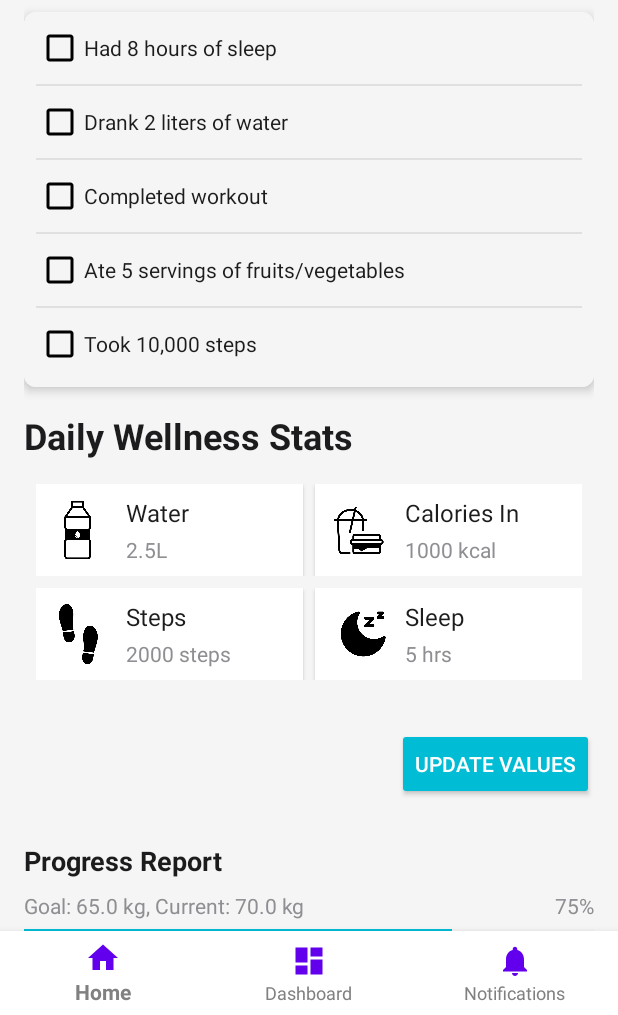
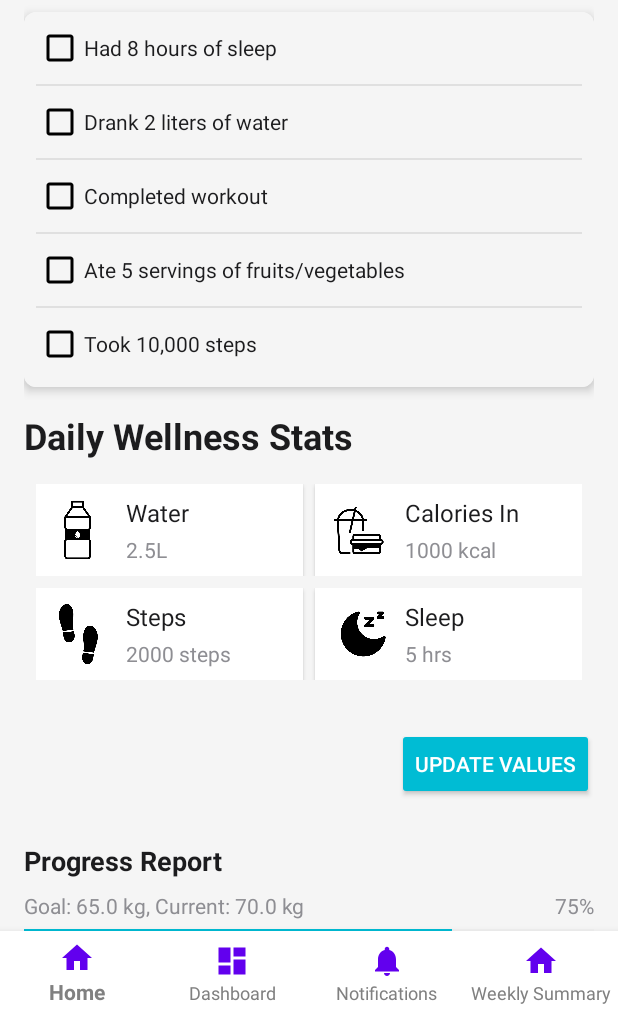
Before and after one commit to shashanksp04/WellnessCheck-P2, an Android app: the screen it shows after launch (MainActivity), on a phone screen of 412 x 824 dp, the part 221-1236 px from its top. Run offline under Robolectric (Android 15) with nearby library versions, the phone set to English and light mode, and no system bars; our stand-ins replace navigation-ui.

Commit message:
Home screen - started

```diff
--- a/app/src/main/java/com/example/wellnesscheck/MainActivity.kt
+++ b/app/src/main/java/com/example/wellnesscheck/MainActivity.kt
@@ -28,7 +28,8 @@ class MainActivity : AppCompatActivity() {
         // Set up AppBarConfiguration if you need it with the menu IDs
         val appBarConfiguration = AppBarConfiguration(
             setOf(
-                R.id.navigation_home, R.id.navigation_dashboard, R.id.navigation_notifications
+                R.id.navigation_home, R.id.navigation_dashboard,
+                R.id.navigation_notifications, R.id.navigation_weekly_summary
             )
         )
 
--- a/app/src/main/res/layout/activity_main.xml
+++ b/app/src/main/res/layout/activity_main.xml
@@ -6,7 +6,6 @@
     android:layout_height="match_parent"
     android:background="@color/primaryColor">
 
-    <!-- Spacer View for gap from top -->
     <View
         android:id="@+id/top_spacer"
         android:layout_width="match_parent"
@@ -15,7 +14,6 @@
         app:layout_constraintStart_toStartOf="parent"
         app:layout_constraintEnd_toEndOf="parent" />
 
-    <!-- NavHostFragment for navigation -->
     <fragment
         android:id="@+id/nav_host_fragment_activity_main"
         android:name="androidx.navigation.fragment.NavHostFragment"
@@ -26,7 +24,6 @@
         app:layout_constraintBottom_toTopOf="@id/nav_view"
         app:navGraph="@navigation/mobile_navigation" />
 
-    <!-- Bottom Navigation -->
     <com.google.android.material.bottomnavigation.BottomNavigationView
         android:id="@+id/nav_view"
         android:layout_width="0dp"
--- a/app/src/main/res/menu/bottom_nav_menu.xml
+++ b/app/src/main/res/menu/bottom_nav_menu.xml
@@ -16,4 +16,8 @@
         android:icon="@drawable/ic_notifications_black_24dp"
         android:title="@string/title_notifications" />
 
+    <item
+        android:id="@+id/navigation_weekly_summary"
+        android:icon="@drawable/ic_home_black_24dp"
+        android:title="Weekly Summary" />
 </menu>
--- a/app/src/main/res/navigation/mobile_navigation.xml
+++ b/app/src/main/res/navigation/mobile_navigation.xml
@@ -22,4 +22,33 @@
         android:name="com.example.wellnesscheck.ui.notifications.NotificationsFragment"
         android:label="Notifications"
         tools:layout="@layout/fragment_notifications" />
+
+    <fragment
+        android:id="@+id/navigation_weekly_summary"
+        android:name="com.example.wellnesscheck.WeeklySummary"
+        android:label="Weekly Summary"
+        tools:layout="@layout/fragment_weekly_summary">
+
+        <action
+            android:id="@+id/action_weeklySummaryFragment_to_recommendationsFragment"
+            app:destination="@id/navigation_recommendations" />
+    </fragment>
+
+    <fragment
+        android:id="@+id/navigation_recommendations"
+        android:name="com.example.wellnesscheck.Recommendations"
+        android:label="Recommendations"
+        tools:layout="@layout/fragment_recommendations">
+
+        <action
+            android:id="@+id/action_recommendationsFragment_to_goalAdjustmentFragment"
+            app:destination="@id/navigation_goalAdjustment" />
+    </fragment>
+
+    <fragment
+        android:id="@+id/navigation_goalAdjustment"
+        android:name="com.example.wellnesscheck.GoalAdjustment"
+        android:label="Adjust Goals"
+        tools:layout="@layout/fragment_goal_adjustment" />
+
 </navigation>
```
